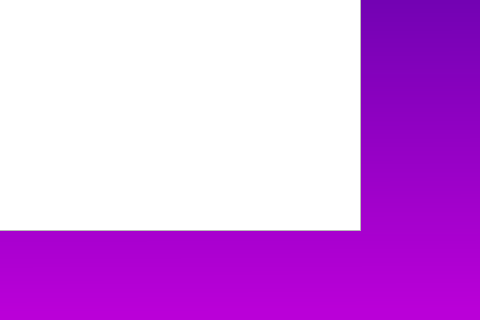
First picture: the form in ui/score.ui, repository AlonIvshin/AutomaticGymTrainer, before the edit; both pictures show x 720 to 1200 and y 480 to 800 of the 1200 by 800 pixel window.
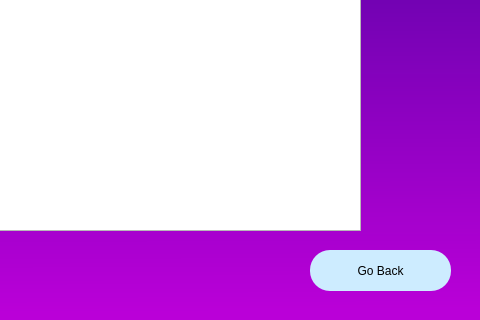
Second picture: the form after the edit.

Commit message: Add go back button, added admin pages (not full)

```diff
--- a/ui/score.ui
+++ b/ui/score.ui
@@ -133,6 +133,24 @@
      <string>A+</string>
     </property>
    </widget>
+   <widget class="QPushButton" name="bt_goBack">
+    <property name="geometry">
+     <rect>
+      <x>1030</x>
+      <y>730</y>
+      <width>141</width>
+      <height>41</height>
+     </rect>
+    </property>
+    <property name="styleSheet">
+     <string notr="true">border-radius:20px;
+font: 75 14pt &quot;MS Shell Dlg 2&quot;;
+background-color: rgb(205, 236, 255);</string>
+    </property>
+    <property name="text">
+     <string>Go Back</string>
+    </property>
+   </widget>
   </widget>
  </widget>
  <resources/>
```
The commit also changes 14 other files.
